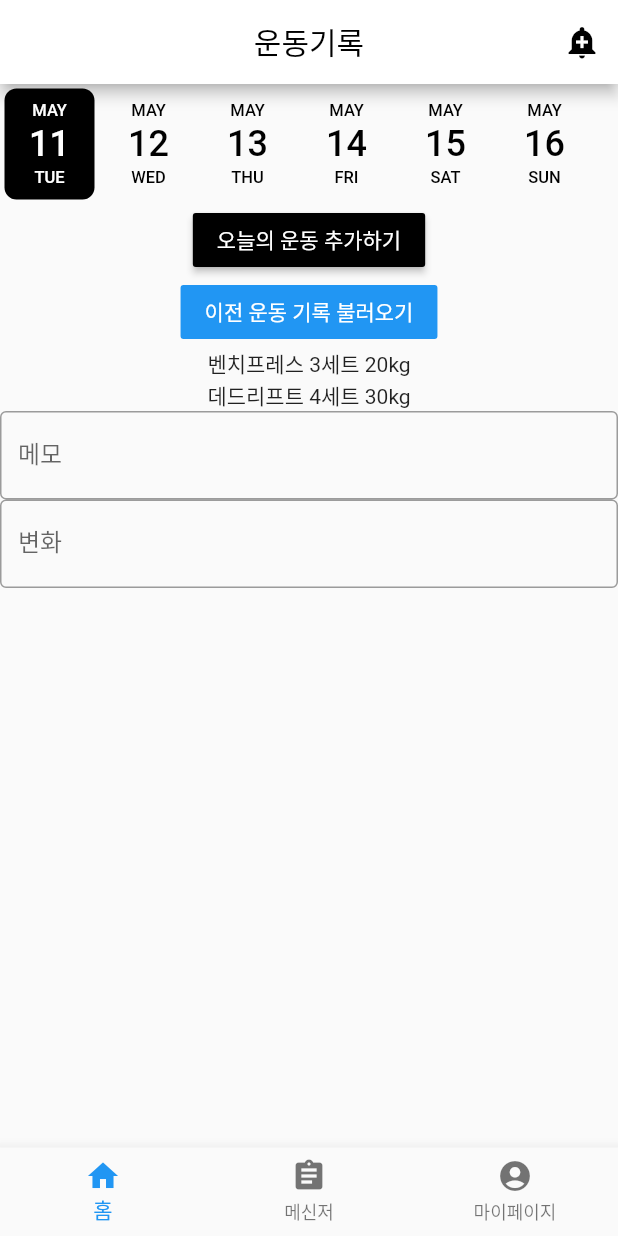
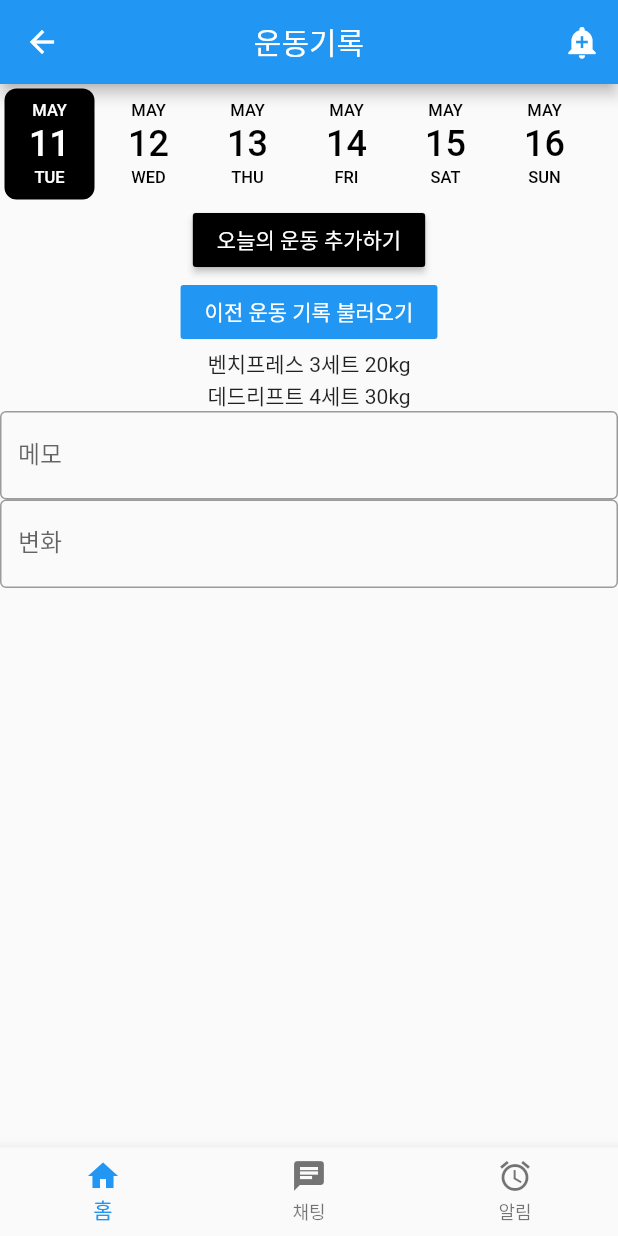
Before and after one commit to Imagin-DoIt/Flutter_project_app, a Flutter app: the Exercise screen opened directly, on a phone screen of 412 x 824 dp. Run offline on Flutter 3.47's test engine with Material 2 defaults, Android fonts, the phone set to English and light mode, and no system bars; drawn by our look-alikes of date_picker_timeline; our stand-ins replace carousel_slider; missing offline and left inert: alert, boardview, flutter_calendar_week, flutter_neat_and_clean_calendar, line_chart.

Commit message:
배경색, 아이콘 수정

```diff
--- a/lib/exercisememo.dart
+++ b/lib/exercisememo.dart
@@ -27,17 +27,17 @@ class ExerciseState extends State<Exercise> {
 Widget build(BuildContext context) {
     return Scaffold(
       appBar: AppBar(
-        backgroundColor: Colors.white,
+        backgroundColor: Colors.blue,
         title: Text(
           '운동기록',
-          style: TextStyle(color: Colors.black),
+          style: TextStyle(color: Colors.white),
         ),
         centerTitle: true,
         actions: <Widget>[
           IconButton(
             icon: Icon(
               Icons.add_alert,
-              color: Colors.black,
+              color: Colors.white,
             ),
             onPressed: () {
               print('add_alert button is clicked');
@@ -86,12 +86,12 @@ Widget build(BuildContext context) {
             icon: Icon(Icons.home),
           ),
           BottomNavigationBarItem(
-            title: Text('메신저'),
-            icon: Icon(Icons.assignment),
+            title: Text('채팅'),
+            icon: Icon(Icons.chat),
           ),
           BottomNavigationBarItem(
-            title: Text('마이페이지'),
-            icon: Icon(Icons.account_circle),
+            title: Text('알림'),
+            icon: Icon(Icons.alarm),
           ),
         ],
       ),
--- a/pubspec.yaml
+++ b/pubspec.yaml
@@ -21,7 +21,6 @@ environment:
   sdk: ">=2.7.0 <3.0.0"
 
 dependencies:
-  date_picker_timeline: ^1.2.3
   carousel_slider: ^1.3.1
   flutter:
     sdk: flutter
```
Also changed, not shown: lib/eat.dart (+5 -5 lines).
